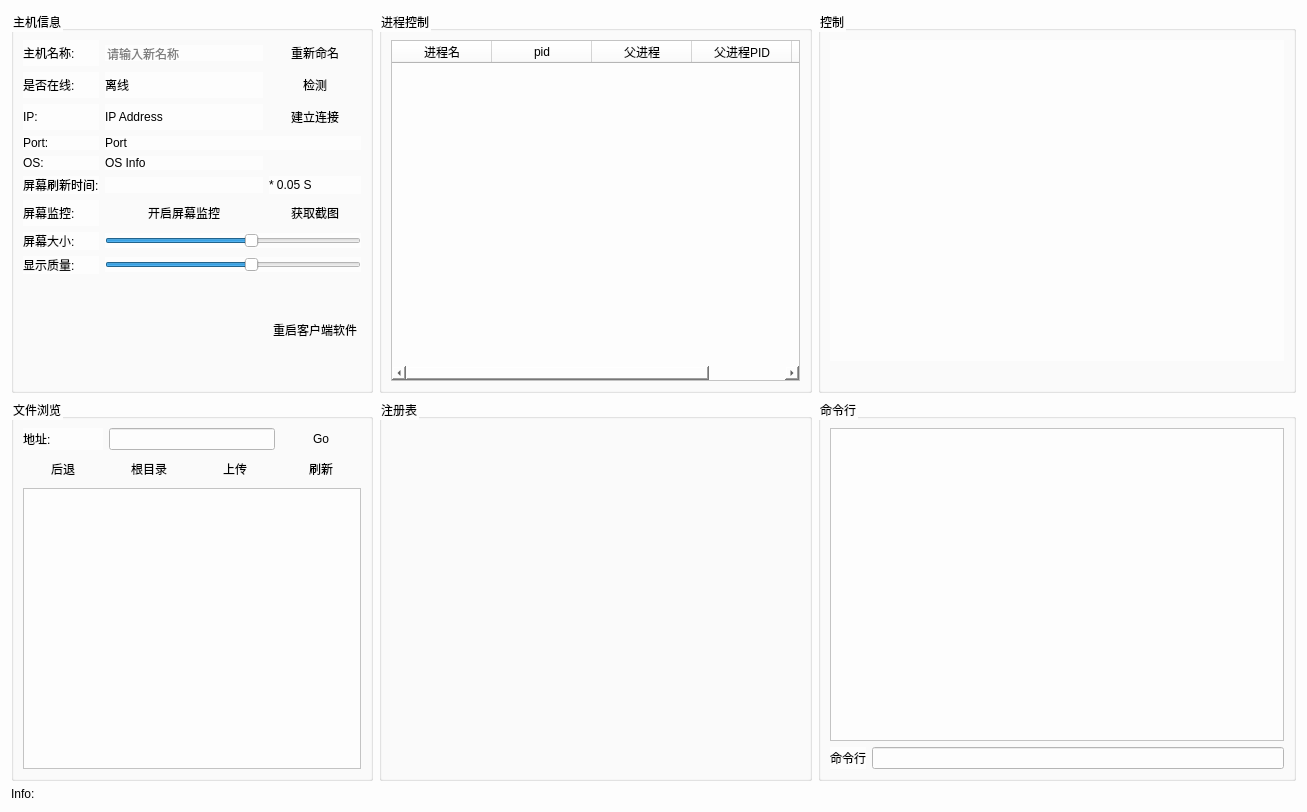
The window that Detail.ui (AntigoneRandy/SoftwareSecuriyProject) describes before a commit, drawn with Qt 5.
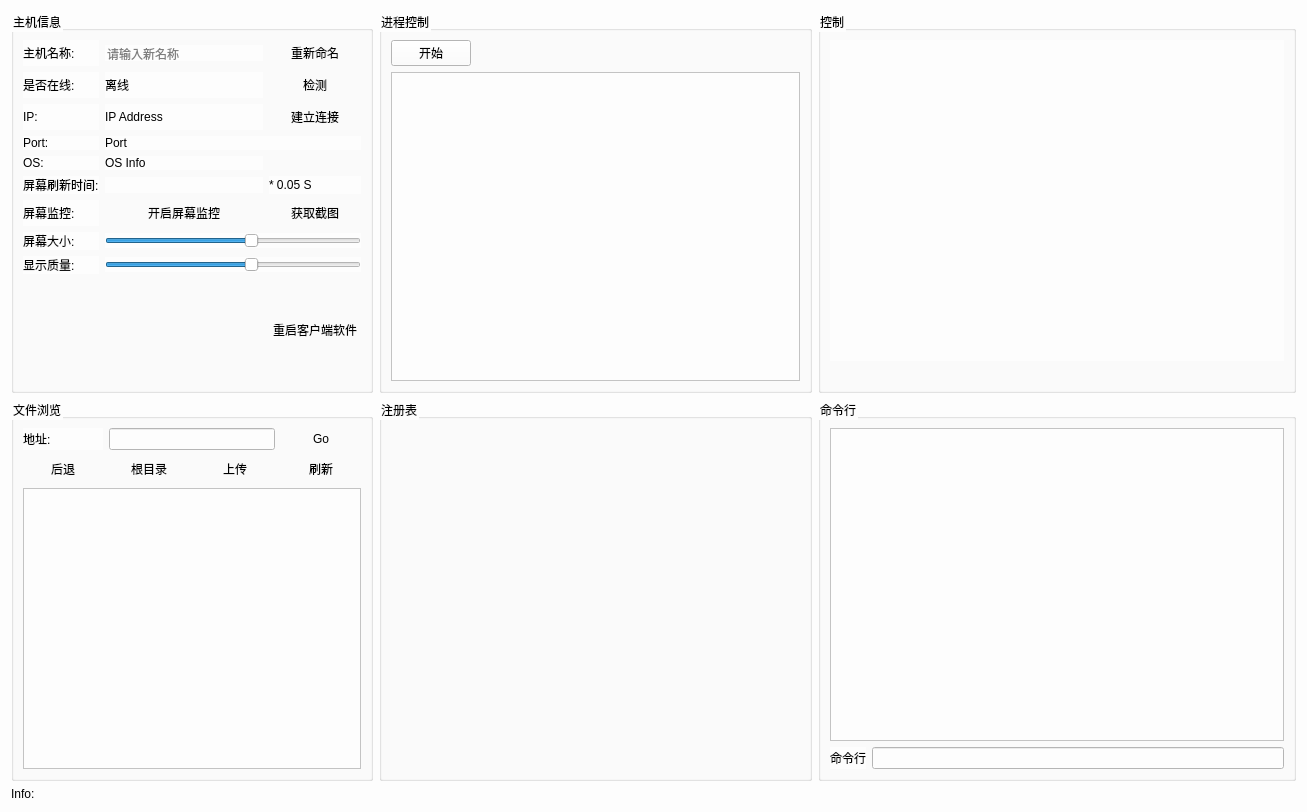
The same window after the commit.

```diff
--- a/Detail.ui
+++ b/Detail.ui
@@ -311,37 +311,27 @@
      </property>
      <layout class="QVBoxLayout" name="verticalLayout_2">
       <item>
-       <widget class="QTableWidget" name="ThreadWidget">
-        <column>
-         <property name="text">
-          <string>进程名</string>
-         </property>
-         <property name="textAlignment">
-          <set>AlignCenter</set>
-         </property>
-        </column>
-        <column>
+       <widget class="QPushButton" name="startThreadctrl">
+        <property name="sizePolicy">
+         <sizepolicy hsizetype="Fixed" vsizetype="Fixed">
+          <horstretch>0</horstretch>
+          <verstretch>0</verstretch>
+         </sizepolicy>
+        </property>
          <property name="text">
-          <string>pid</string>
-         </property>
-        </column>
-        <column>
-         <property name="text">
-          <string>父进程</string>
-         </property>
-        </column>
-        <column>
-         <property name="text">
-          <string>父进程PID</string>
-         </property>
-        </column>
-        <column>
-         <property name="text">
-          <string>运行状态</string>
-         </property>
-        </column>
+         <string>开始</string>
+        </property>
+        <property name="default">
+         <bool>false</bool>
+        </property>
+        <property name="flat">
+         <bool>false</bool>
+        </property>
        </widget>
       </item>
+      <item>
+       <widget class="QListWidget" name="Threadlist"/>
+      </item>
      </layout>
     </widget>
    </item>
```
Lines whose indentation alone changed are shown as unchanged.
